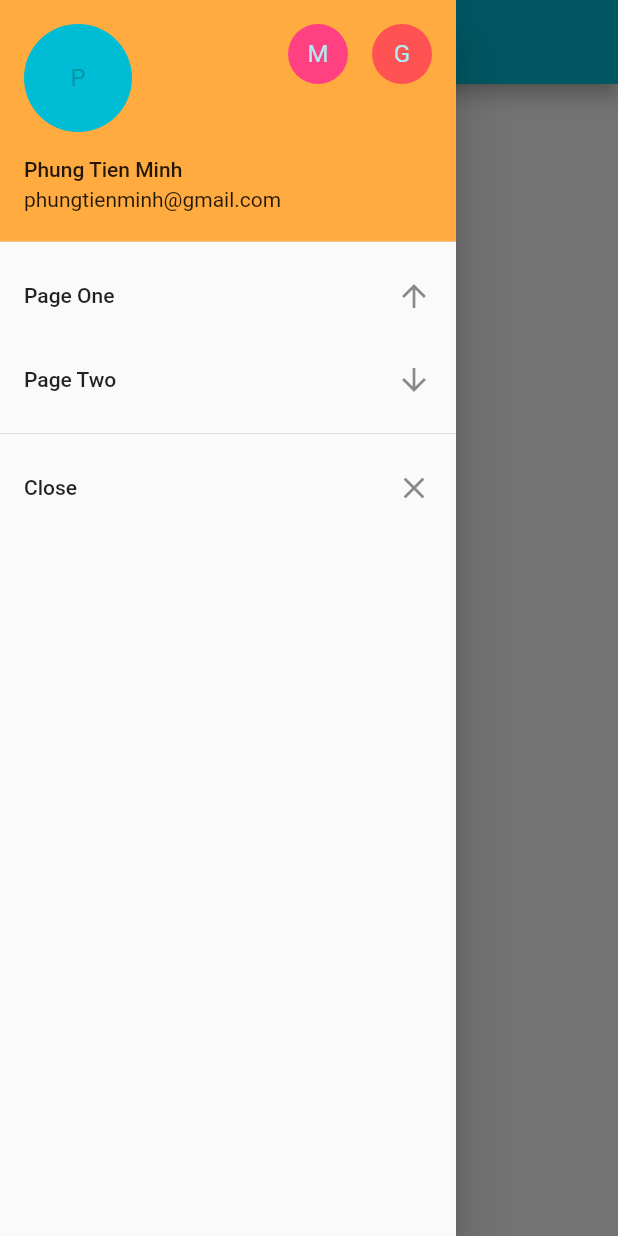
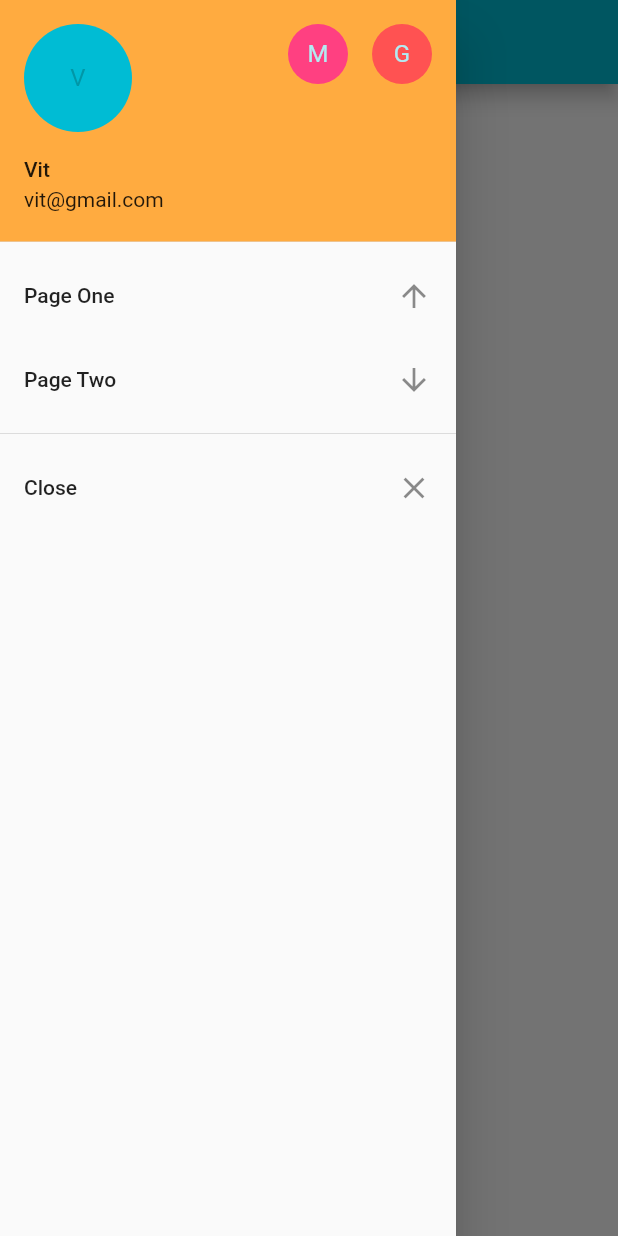
Before and after one commit to phungtienminh/FlutterThings, a Flutter app: the screen it shows after launch, with the side drawer open, on a phone screen of 412 x 824 dp. Run offline on Flutter 3.47's test engine with Material 2 defaults, Android fonts, the phone set to English and light mode, and no system bars.

Commit message:
Drawer tutorial
Learning drawer

```diff
--- a/flutterdrawer/lib/home_page.dart
+++ b/flutterdrawer/lib/home_page.dart
@@ -18,11 +18,11 @@ class HomePage extends StatelessWidget {
               decoration: BoxDecoration(
                 color: Colors.orangeAccent,
               ),
-              accountName: Text("Phung Tien Minh"),
-              accountEmail: Text("phungtienminh@gmail.com"),
+              accountName: Text("Vit"),
+              accountEmail: Text("vit@gmail.com"),
               currentAccountPicture: CircleAvatar(
                 backgroundColor: Theme.of(context).accentColor,
-                child: Text("P"),
+                child: Text("V"),
               ),
               otherAccountsPictures: <Widget>[
                 CircleAvatar(
```
